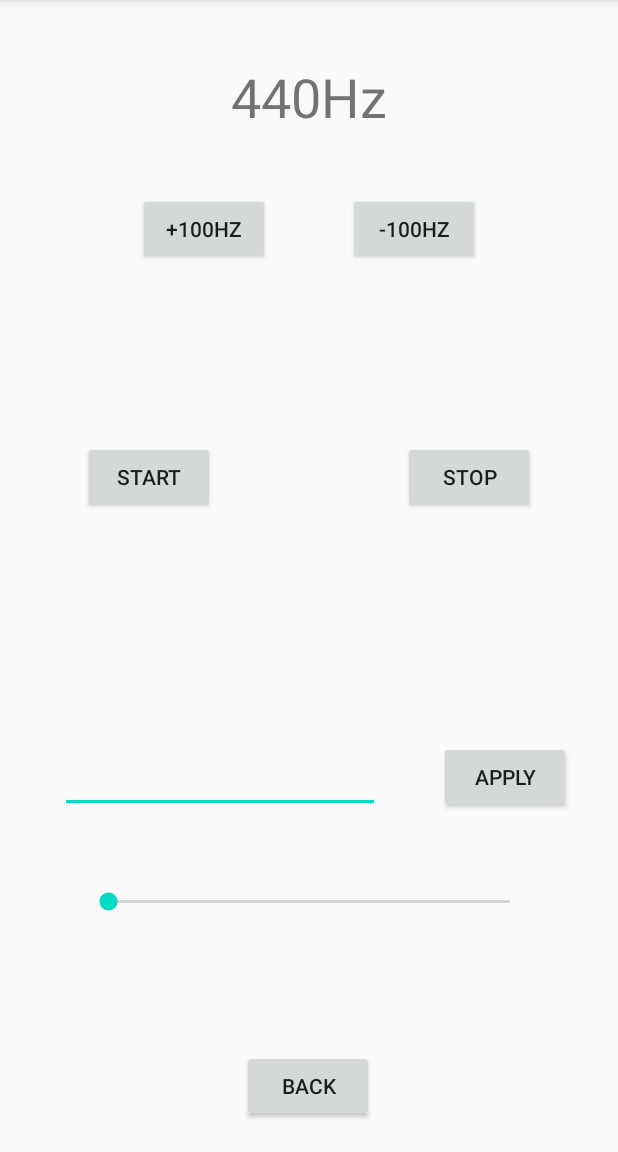
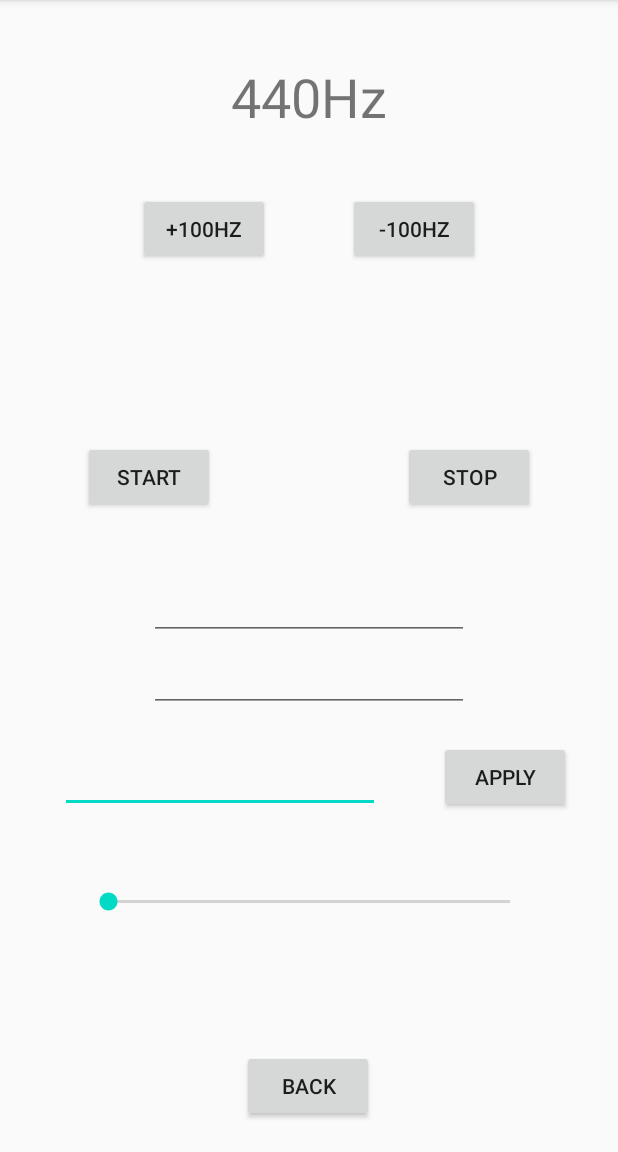
Before and after one commit to lemolatoon/HelloKotlin, an Android app: the SoundActivity screen opened directly, with no data from a screen before it, after a tap on "START", on a phone screen of 412 x 824 dp, the part 84-1236 px from its top. Run offline under Robolectric (Android 15) with nearby library versions, the phone set to English and light mode, and no system bars.

Commit message:
add function of changing kinda sounds

```diff
--- a/app/build.gradle
+++ b/app/build.gradle
@@ -30,6 +30,7 @@ dependencies {
     implementation 'androidx.core:core-ktx:1.1.0'
     implementation 'androidx.appcompat:appcompat:1.2.0'
     implementation 'androidx.constraintlayout:constraintlayout:2.0.1'
+    implementation 'androidx.legacy:legacy-support-v4:1.0.0'
     testImplementation 'junit:junit:4.12'
     androidTestImplementation 'androidx.test.ext:junit:1.1.2'
     androidTestImplementation 'androidx.test.espresso:espresso-core:3.3.0'
--- a/app/src/main/AndroidManifest.xml
+++ b/app/src/main/AndroidManifest.xml
@@ -9,7 +9,8 @@
         android:roundIcon="@mipmap/ic_launcher_round"
         android:supportsRtl="true"
         android:theme="@style/AppTheme">
-        <activity android:name=".SoundActivity"></activity>
+        <activity android:name=".WaveActivity"></activity>
+        <activity android:name=".SoundActivity" />
         <activity android:name=".MainActivity">
             <intent-filter>
                 <action android:name="android.intent.action.MAIN" />
--- a/app/src/main/java/com/example/hellokotlin/SoundActivity.kt
+++ b/app/src/main/java/com/example/hellokotlin/SoundActivity.kt
@@ -6,10 +6,12 @@ import android.media.AudioManager
 import android.media.AudioTrack
 import androidx.appcompat.app.AppCompatActivity
 import android.os.Bundle
+import android.util.Half.abs
 import android.widget.Button
 import android.widget.EditText
 import android.widget.SeekBar
 import android.widget.TextView
+import java.lang.Exception
 
 class SoundActivity : AppCompatActivity() {
 
@@ -36,6 +38,8 @@ class SoundActivity : AppCompatActivity() {
         val btnBack: Button = findViewById(R.id.btnBack);
         seekBarF = findViewById(R.id.seekBarF);
         val txtFrequency: TextView = findViewById(R.id.txtFrequency);
+        val numA: EditText = findViewById(R.id.numA);
+        val numB: EditText = findViewById(R.id.numB);
         seekBarF.progress = 0;
         seekBarF.max = 1000;
 
@@ -87,14 +91,37 @@ class SoundActivity : AppCompatActivity() {
         }
 
         btnBack.setOnClickListener {
-            startPreviousActivity();
+            startNextActivity();
+            //  not used
+//            val fragment = InputWaveFragment();
+//            val transaction = supportFragmentManager.beginTransaction();
+//            transaction.add(R.id.layout, fragment);
+//            transaction.commit();
         }
 
         btnPlay.setOnClickListener {
+            val input1 = if (numA.text.toString() != "") numA.text.toString().toInt() else 1;
+            val input2 = if (numB.text.toString() != "") numB.text.toString().toInt() else 1;
+            println("input1: " + numA.text.toString() + " input2: " + numB.text.toString());
+            val a = input1 % 10;
+            val b = input2 % 10;
+            val c = (input1 % 100 - a) % 10;
+            val d = (input1 % 100 - b) % 10;
+            val f: WaveFunction = object: WaveFunction() {
+                override fun f(x: Double): Double {
+                    val input1 = if (numA.text.toString() != "") numA.text.toString().toInt() else 1;
+                    val input2 = if (numB.text.toString() != "") numB.text.toString().toInt() else 1;
+                    val a = input1 % 10;
+                    val b = input2 % 10;
+                    val c = (input1 % 100 - a) % 10;
+                    val d = (input1 % 100 - b) % 10;
+                    return a * kotlin.math.sin(x + c / 10.0) + b * kotlin.math.cos( x - d / 100.0);
+                }
+            }
             Thread {
                 initTrack();
                 startPlaying();
-                playback();
+                playback(f);
             }.start();
         }
 
@@ -111,8 +138,8 @@ class SoundActivity : AppCompatActivity() {
         );
     }
 
-    private fun playback() {
-        val frameOut: ShortArray = ShortArray(buffLength);
+    private fun playback(wave: WaveFunction = object : WaveFunction(){}) {
+        var frameOut: ShortArray = ShortArray(buffLength);
         val amplitude: Int = 32767; // A
         val twoPi: Double = 2 * kotlin.math.PI;
         var phase: Double = 0.0;
@@ -120,13 +147,33 @@ class SoundActivity : AppCompatActivity() {
         while(isPlaying) {
             for (i in 0 until buffLength) {
                 // Asin(2πf / Fs)
-                frameOut[i] = (amplitude * kotlin.math.sin(phase)).toShort();
+                // 振幅はまだ
+                frameOut[i] = (wave.f(phase)).toShort();
+
                 phase += twoPi * frequency / Fs;
                 if (phase > twoPi) { // make sure: 0 <= phase <= 2pi
                     phase -= twoPi;
                 }
             }
-            Track.write(frameOut, 0, buffLength);
+            val max = frameOut.map {x -> kotlin.math.abs(x.toInt())}.max() ?: 1;
+            if (max != 0) {
+                for (i in 0 until buffLength) frameOut[i] = (amplitude / max * frameOut[i]).toShort();
+            } else {
+                frameOut = ShortArray(buffLength);
+            }
+            try {
+                Track.write(frameOut, 0, buffLength);
+            } catch (e: Exception) {
+                //Nothing
+                println("Failed to write to Track");
+            }
+        }
+
+    }
+
+    abstract class WaveFunction {
+        open fun f(x: Double): Double {
+            return kotlin.math.sin(x);
         }
     }
 
@@ -143,8 +190,8 @@ class SoundActivity : AppCompatActivity() {
         }
     }
 
-    private fun startPreviousActivity() {
-        val nextIntent = Intent(this, MainActivity::class.java);
+    private fun startNextActivity() {
+        val nextIntent = Intent(this, WaveActivity::class.java);
         startActivity(nextIntent);
     }
 }
--- a/app/src/main/res/layout/activity_sound.xml
+++ b/app/src/main/res/layout/activity_sound.xml
@@ -112,4 +112,27 @@
         app:layout_constraintEnd_toEndOf="parent"
         app:layout_constraintStart_toEndOf="@+id/btnAddF"
         app:layout_constraintTop_toBottomOf="@+id/txtFrequency" />
+
+    <EditText
+        android:id="@+id/numA"
+        android:layout_width="wrap_content"
+        android:layout_height="wrap_content"
+        android:layout_marginBottom="70dp"
+        android:ems="10"
+        android:inputType="numberSigned"
+        app:layout_constraintBottom_toTopOf="@+id/fInput"
+        app:layout_constraintEnd_toEndOf="parent"
+        app:layout_constraintStart_toStartOf="parent" />
+
+    <EditText
+        android:id="@+id/numB"
+        android:layout_width="wrap_content"
+        android:layout_height="wrap_content"
+        android:layout_marginBottom="20dp"
+        android:ems="10"
+        android:inputType="numberSigned"
+        app:layout_constraintBottom_toTopOf="@+id/fInput"
+        app:layout_constraintEnd_toEndOf="parent"
+        app:layout_constraintStart_toStartOf="parent"
+        app:layout_constraintTop_toBottomOf="@+id/numA" />
 </androidx.constraintlayout.widget.ConstraintLayout>
--- a/app/src/main/res/values/strings.xml
+++ b/app/src/main/res/values/strings.xml
@@ -1,3 +1,5 @@
 <resources>
     <string name="app_name">HelloKotlin</string>
+    <!-- TODO: Remove or change this placeholder text -->
+    <string name="hello_blank_fragment">Hello blank fragment</string>
 </resources>
```
Also changed, not shown: app/src/main/java/com/example/hellokotlin/InputWaveFragment.kt (added, +59 -0 lines), app/src/main/java/com/example/hellokotlin/WaveActivity.kt (added, +46 -0 lines), app/src/main/res/layout/activity_wave.xml (added, +9 -0 lines), app/src/main/res/layout/fragment_input_wave.xml (added, +14 -0 lines).
